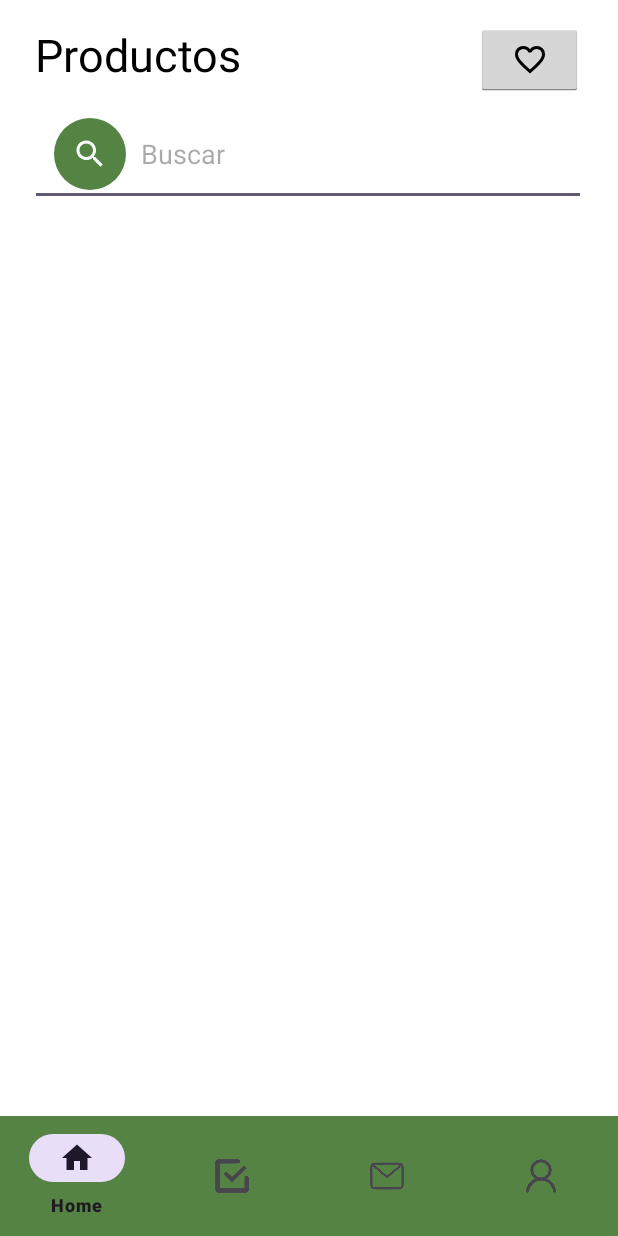
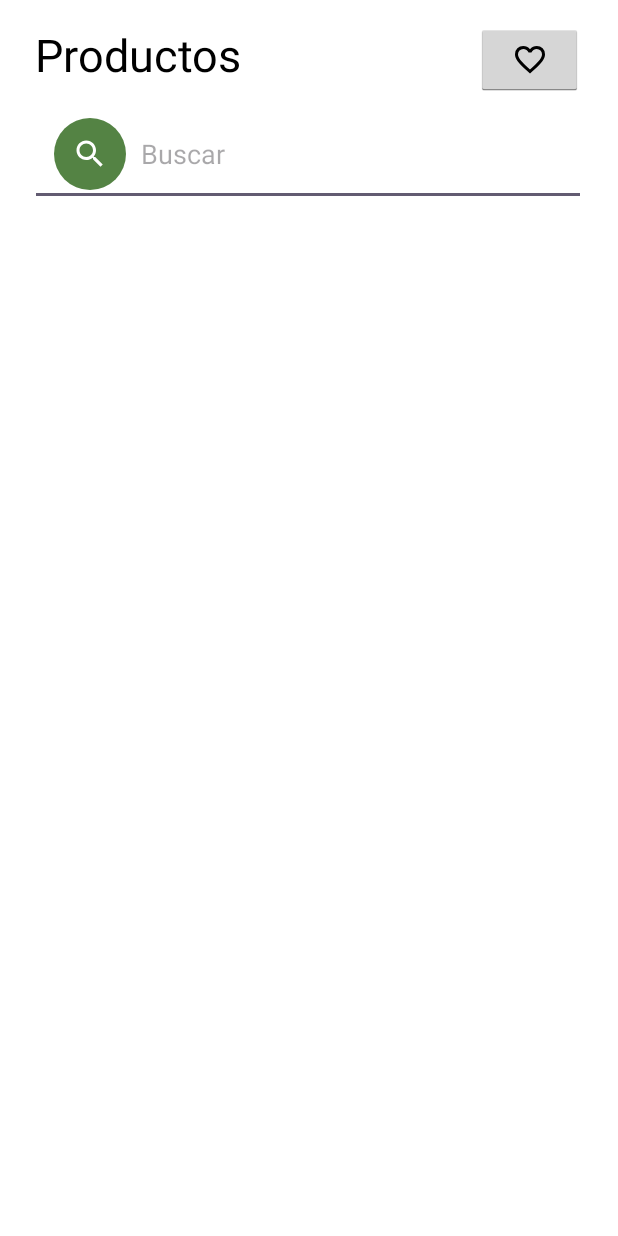
Before and after one commit to OrganizacionProyecto/Aymara-App, an Android app: the layout fragment_primer.xml on its own in the app's theme, with its tools: preview values and no code run, on a phone screen of 412 x 824 dp. Run offline under Robolectric (Android 15) with nearby library versions, the phone set to English and light mode, and no system bars.

Commit message:
Se puso la navbar en la activity_main.xml

```diff
--- a/app/src/main/res/layout/fragment_primer.xml
+++ b/app/src/main/res/layout/fragment_primer.xml
@@ -69,13 +69,5 @@
         app:layout_constraintVertical_bias="0.0" />
 
     <!-- Barra de navegación inferior -->
-    <com.google.android.material.bottomnavigation.BottomNavigationView
-        android:id="@+id/bottom_navigation"
-        android:layout_width="match_parent"
-        android:layout_height="wrap_content"
-        android:background="@color/VerdeAymara"
-        android:visibility="visible"
-        app:layout_constraintBottom_toBottomOf="parent"
-        app:menu="@menu/navbar" />
 
 </androidx.constraintlayout.widget.ConstraintLayout>
```
Also changed, not shown: app/src/main/res/layout/activity_main.xml (+8 -0 lines).
